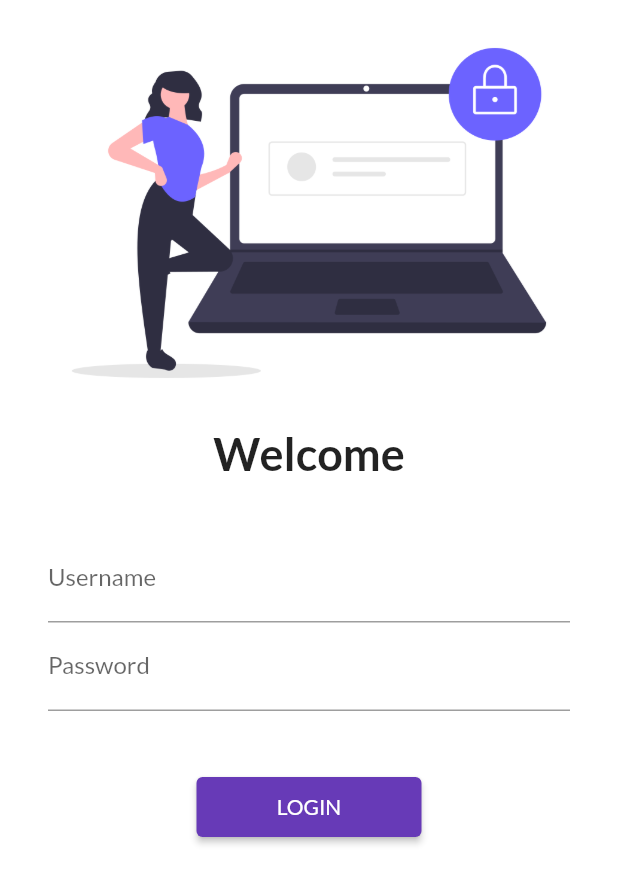
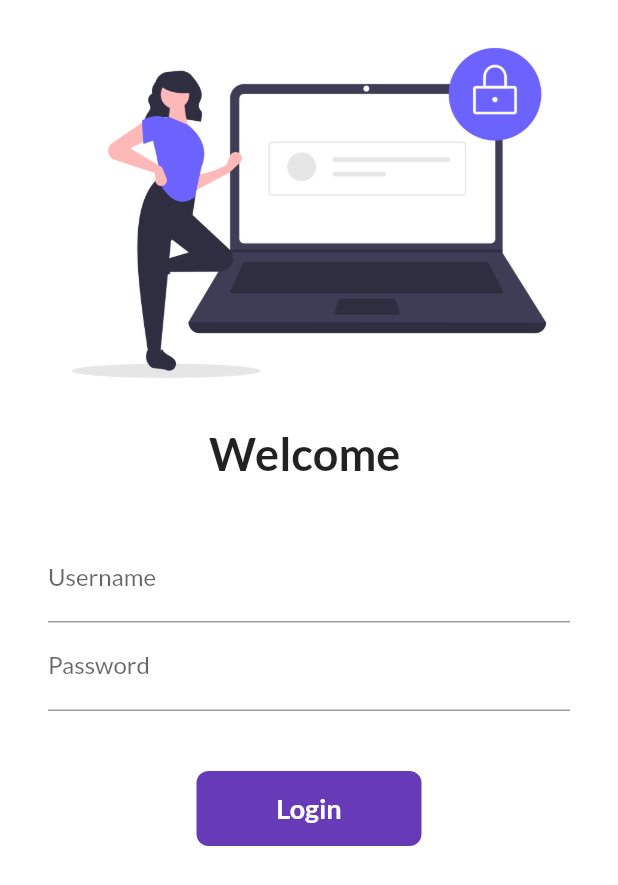
Before and after one commit to Nayan-03/30DaysOffFlutter, a Flutter app: the screen it shows after launch, on a phone screen of 412 x 824 dp. Shown: the top 885 px of the screen. Run offline on Flutter 3.47's test engine with Material 2 defaults, Android fonts, the phone set to English and light mode, and no system bars; our stand-ins replace google_fonts.

Commit message:
Day 6 completed

```diff
--- a/lib/pages/login_page.dart
+++ b/lib/pages/login_page.dart
@@ -1,8 +1,16 @@
 import 'package:flutter/material.dart';
 import 'package:flutter_application_1/utils/routes.dart';
 
-class LoginPage extends StatelessWidget {
+class LoginPage extends StatefulWidget {
   const LoginPage({Key? key}) : super(key: key);
+
+  @override
+  State<LoginPage> createState() => _LoginPageState();
+}
+
+class _LoginPageState extends State<LoginPage> {
+  String name = "";
+  bool changeButton = false;
 
   @override
   Widget build(BuildContext context) {
@@ -15,9 +23,9 @@ class LoginPage extends StatelessWidget {
                 "assets/images/login_image.png",
                 fit: BoxFit.cover,
               ),
-              const Text(
-                "Welcome",
-                style: TextStyle(
+              Text(
+                "Welcome $name",
+                style: const TextStyle(
                   fontSize: 30,
                   fontWeight: FontWeight.bold,
                 ),
@@ -35,6 +43,10 @@ class LoginPage extends StatelessWidget {
                         hintText: "Enter username",
                         labelText: "Username",
                       ),
+                      onChanged: (value) {
+                        name = value;
+                        setState(() {});
+                      },
                     ),
                     TextFormField(
                       obscureText: true,
@@ -46,13 +58,49 @@ class LoginPage extends StatelessWidget {
                     const SizedBox(
                       height: 40.0,
                     ),
-                    ElevatedButton(
-                      child: const Text("LOGIN"),
-                      style: TextButton.styleFrom(minimumSize: Size(150, 40)),
-                      onPressed: () {
+
+                    InkWell(
+                      onTap: () async {
+                        setState(() {
+                          changeButton = true;
+                        });
+
+                        await Future.delayed(const Duration(seconds: 1));
                         Navigator.pushNamed(context, MyRouts.homeRoute);
                       },
+                      child: AnimatedContainer(
+                        duration: const Duration(seconds: 1),
+                        width: changeButton ? 50 : 150,
+                        height: 50,
+                        alignment: Alignment.center,
+                        child: changeButton
+                            ? const Icon(
+                                Icons.done,
+                                color: Colors.white,
+                              )
+                            : const Text(
+                                "Login",
+                                style: TextStyle(
+                                  color: Colors.white,
+                                  fontWeight: FontWeight.bold,
+                                  fontSize: 18,
+                                ),
+                              ),
+                        decoration: BoxDecoration(
+                          color: Colors.deepPurple,
+                          borderRadius:
+                              BorderRadius.circular(changeButton ? 50 : 8),
+                        ),
+                      ),
                     ),
+
+                    //ElevatedButton(
+                    //child: const Text("LOGIN"),
+                    //style: TextButton.styleFrom(minimumSize: Size(150, 40)),
+                    //onPressed: () {
+                    //Navigator.pushNamed(context, MyRouts.homeRoute);
+                    //},
+                    //),
                   ],
                 ),
               ),
```
